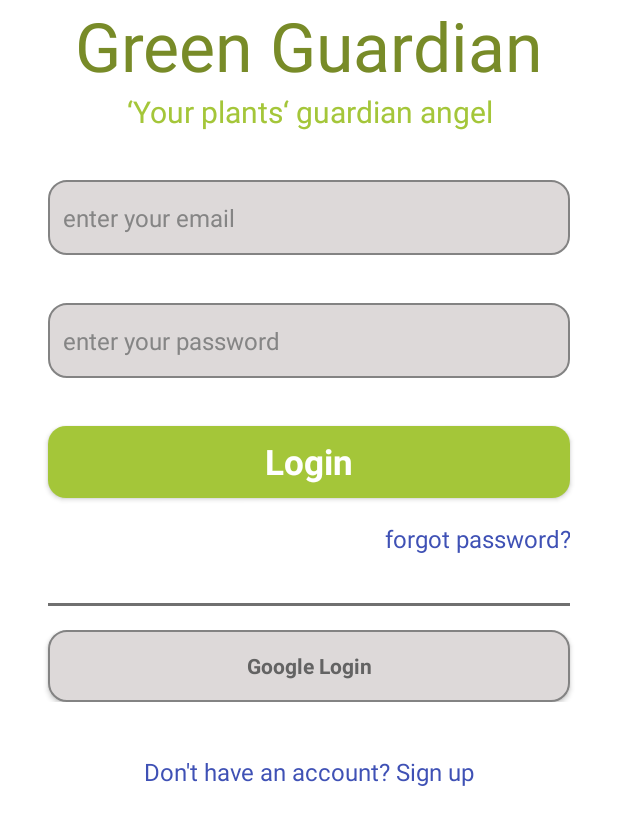
After one commit to idoFassberg/GreenGuardian, an Android app: the layout login_activity.xml on its own in the app's theme, with its tools: preview values and no code run, on a phone screen of 412 x 824 dp. The commit adds this screen. Shown: the top 825 px of the screen. Run offline under Robolectric (Android 15) with nearby library versions, the phone set to English and light mode, and no system bars.

Commit message:
create welcome, login and signup pages

```diff
--- /dev/null
+++ b/clientApp/app/src/main/res/drawable/green_background.xml
@@ -0,0 +1,9 @@
+<?xml version="1.0" encoding="utf-8"?>
+<selector xmlns:android="http://schemas.android.com/apk/res/android">
+<item>
+    <shape android:shape="rectangle">
+        <solid android:color="#a4c639"/>
+        <corners android:radius="12dp"/>
+    </shape>
+</item>
+</selector>
--- /dev/null
+++ b/clientApp/app/src/main/res/drawable/grey_background.xml
@@ -0,0 +1,10 @@
+<?xml version="1.0" encoding="utf-8"?>
+<selector xmlns:android="http://schemas.android.com/apk/res/android">
+<item>
+    <shape android:shape="rectangle">
+        <solid android:color="#DDD9D9"/>
+        <corners android:radius="12dp"/>
+        <stroke android:color="#838383" android:width="1dp"/>
+    </shape>
+</item>
+</selector>
--- /dev/null
+++ b/clientApp/app/src/main/res/layout/login_activity.xml
@@ -0,0 +1,157 @@
+<?xml version="1.0" encoding="utf-8"?>
+<androidx.constraintlayout.widget.ConstraintLayout xmlns:android="http://schemas.android.com/apk/res/android"
+    xmlns:app="http://schemas.android.com/apk/res-auto"
+    xmlns:tools="http://schemas.android.com/tools"
+    android:layout_width="match_parent"
+    android:layout_height="match_parent"
+    android:background="#ffffff">
+
+    <ScrollView
+        android:layout_width="match_parent"
+        android:layout_height="match_parent"
+        android:textAlignment="center"
+        tools:layout_editor_absoluteX="0dp"
+        tools:layout_editor_absoluteY="-279dp">
+
+        <LinearLayout
+            android:layout_width="match_parent"
+            android:layout_height="wrap_content"
+            android:orientation="vertical">
+
+            <LinearLayout
+                android:layout_width="match_parent"
+                android:layout_height="match_parent"
+                android:gravity="center_horizontal"
+                android:orientation="horizontal">
+
+                <TextView
+                    android:id="@+id/textView2"
+                    android:layout_width="wrap_content"
+                    android:layout_height="wrap_content"
+                    android:text="Green Guardian"
+                    android:textColor="#788b28"
+                    android:textSize="45sp" />
+
+            </LinearLayout>
+
+            <TextView
+                android:id="@+id/textView6"
+                android:layout_width="match_parent"
+                android:layout_height="wrap_content"
+                android:text="‘Your plants‘ guardian angel"
+                android:textAlignment="center"
+                android:textColor="#a4c639"
+                android:textSize="20sp" />
+
+            <EditText
+                android:id="@+id/editTextTextPersonEmail"
+                android:layout_width="match_parent"
+                android:layout_height="50dp"
+                android:layout_marginStart="32dp"
+                android:layout_marginTop="32dp"
+                android:layout_marginEnd="32dp"
+                android:backgrond="@drawable/grey_background"
+                android:background="@drawable/grey_background"
+                android:ems="10"
+                android:hint="enter your email"
+                android:inputType="textPersonName"
+                android:padding="10dp"
+                android:textColorHint="#858585"
+                android:textSize="16sp" />
+
+            <EditText
+                android:id="@+id/editTextTextPersonPassword"
+                android:layout_width="match_parent"
+                android:layout_height="50dp"
+                android:layout_marginStart="32dp"
+                android:layout_marginTop="32dp"
+                android:layout_marginEnd="32dp"
+                android:backgrond="@drawable/grey_background"
+                android:background="@drawable/grey_background"
+                android:ems="10"
+                android:hint="enter your password"
+                android:inputType="textPassword"
+                android:padding="10dp"
+                android:textColorHint="#858585"
+                android:textSize="16sp" />
+
+            <Button
+                android:id="@+id/button"
+                style="@android:style/Widget.Button"
+                android:layout_width="match_parent"
+                android:layout_height="wrap_content"
+                android:layout_marginStart="32dp"
+                android:layout_marginTop="32dp"
+                android:layout_marginEnd="32dp"
+                android:background="@drawable/green_background"
+                android:text="Login"
+                android:textColor="#ffffff"
+                android:textSize="23sp"
+                android:textStyle="bold" />
+
+            <TextView
+                android:id="@+id/forgotPassword"
+                android:layout_width="match_parent"
+                android:layout_height="wrap_content"
+                android:layout_marginStart="32dp"
+                android:layout_marginTop="16dp"
+                android:layout_marginEnd="32dp"
+                android:text="forgot password?"
+                android:textAlignmemt="viewEnd"
+                android:textAlignment="viewEnd"
+                android:textColor="#3F51B5"
+                android:textSize="16sp" />
+
+            <View
+                android:id="@+id/view"
+                android:layout_width="match_parent"
+                android:layout_height="2dp"
+                android:layout_marginStart="32dp"
+                android:layout_marginTop="32dp"
+                android:layout_marginEnd="32dp"
+                android:layout_marginBottom="16dp"
+                android:background="#707070" />
+
+            <LinearLayout
+                android:layout_width="match_parent"
+                android:layout_height="match_parent"
+                android:orientation="horizontal">
+
+                <Button
+                    android:id="@+id/button2"
+                    style="@android:style/Widget.Button"
+                    android:background="@drawable/grey_background"
+                    android:layout_width="wrap_content"
+                    android:layout_height="wrap_content"
+                    android:layout_marginStart="32dp"
+                    android:layout_marginEnd="32dp"
+                    android:layout_marginRight="32dp"
+                    android:layout_weight="1"
+                    android:drawablePadding="10dp"
+                    android:text="Google Login"
+                    android:textColor="#636363"
+                    android:textStyle="bold" />
+            </LinearLayout>
+
+            <TextView
+                android:id="@+id/textView8"
+                android:layout_width="match_parent"
+                android:layout_height="wrap_content"
+                android:text="TextView" />
+
+            <TextView
+                android:id="@+id/forgotPassword"
+                android:layout_width="match_parent"
+                android:layout_height="wrap_content"
+                android:layout_marginStart="32dp"
+                android:layout_marginTop="16dp"
+                android:layout_marginEnd="32dp"
+                android:layout_marginRight="32dp"
+                android:text="Don't have an account? Sign up"
+                android:textAlignmemt="viewEnd"
+                android:textAlignment="center"
+                android:textColor="#3F51B5"
+                android:textSize="16sp" />
+        </LinearLayout>
+    </ScrollView>
+</androidx.constraintlayout.widget.ConstraintLayout>
--- a/clientApp/app/src/main/res/values/themes.xml
+++ b/clientApp/app/src/main/res/values/themes.xml
@@ -1,6 +1,6 @@
 <resources xmlns:tools="http://schemas.android.com/tools">
     <!-- Base application theme. -->
-    <style name="Theme.ClientApplication" parent="Theme.MaterialComponents.DayNight.DarkActionBar">
+    <style name="Theme.ClientApplication" parent="Theme.AppCompat.NoActionBar">
         <!-- Primary brand color. -->
         <item name="colorPrimary">@color/purple_500</item>
         <item name="colorPrimaryVariant">@color/purple_700</item>
```
Also changed, not shown: clientApp/app/src/main/res/drawable/background_intro.xml (added, +8 -0 lines), clientApp/app/src/main/res/drawable/white_btn.xml (added, +9 -0 lines), clientApp/app/src/main/res/layout/activity_main.xml (+46 -3 lines), clientApp/app/src/main/res/layout/signup_activity.xml (added, +127 -0 lines), clientApp/app/src/main/res/drawable/lovepik_com_401302623_hand_painted_green_plants.png (added), clientApp/app/src/main/res/drawable/lovepik_com_401442759_fresh_green_plants.png (added).
